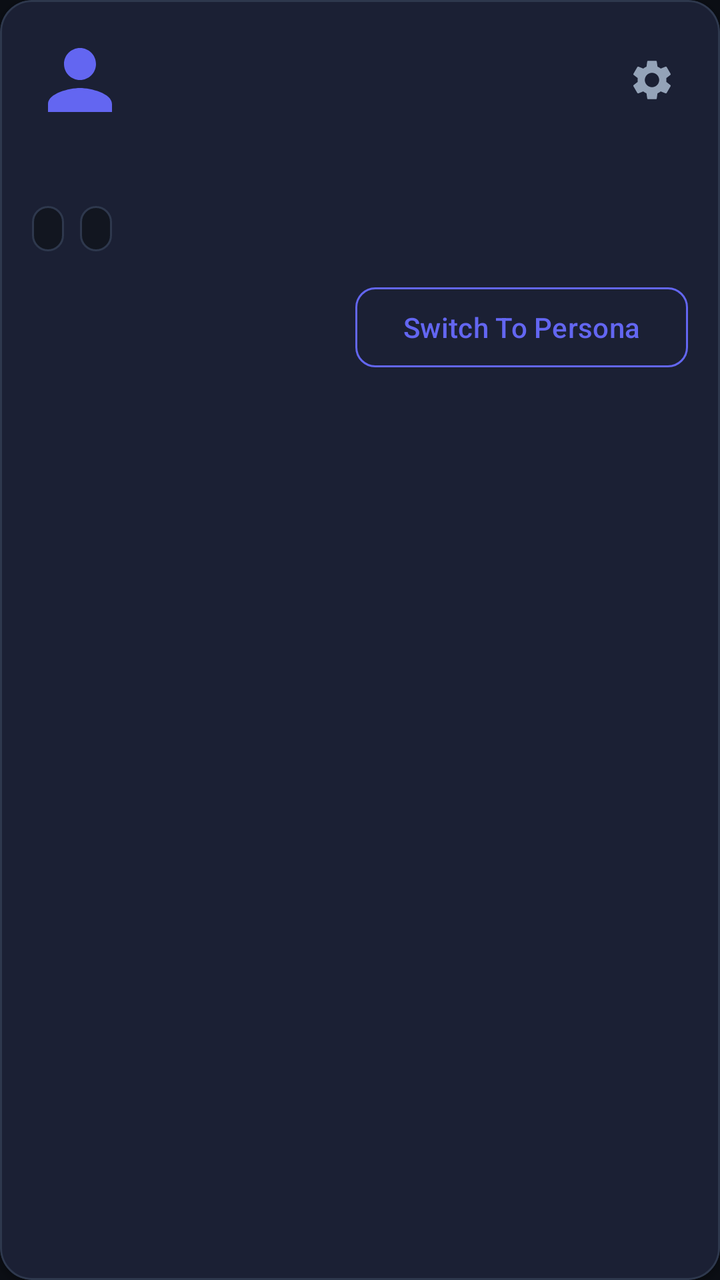
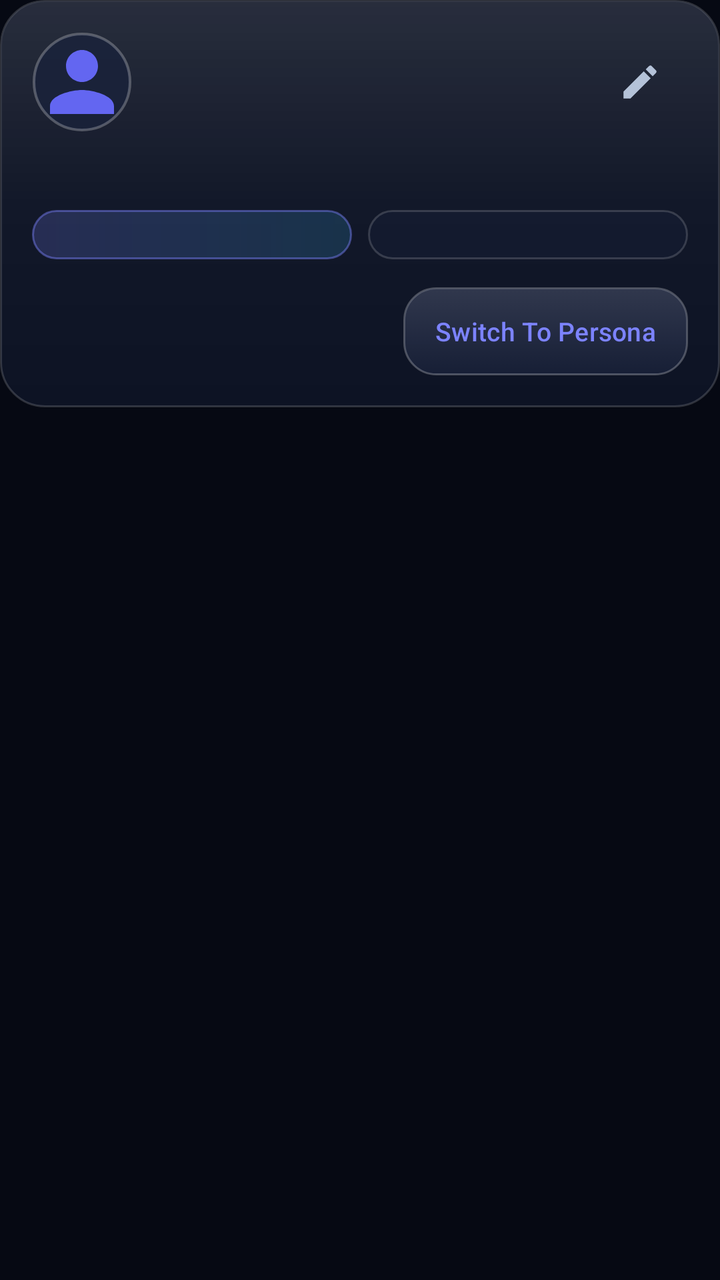

The first picture is an Android layout as it rendered before a commit; the second is the same layout after the commit. The layout source and the unified diff follow.
<!-- AndroidManifest.xml: application theme Theme.PersonaNet -->
<!-- res/layout/item_persona_card.xml -->
<?xml version="1.0" encoding="utf-8"?>
<com.google.android.material.card.MaterialCardView xmlns:android="http://schemas.android.com/apk/res/android"
    xmlns:app="http://schemas.android.com/apk/res-auto"
    android:id="@+id/card_persona"
    android:layout_width="match_parent"
    android:layout_height="wrap_content"
    android:layout_marginHorizontal="12dp"
    android:layout_marginVertical="6dp"
    app:cardBackgroundColor="@color/surface_card"
    app:cardCornerRadius="16dp"
    app:cardElevation="2dp"
    app:strokeColor="@color/border_divider"
    app:strokeWidth="1dp">

    <LinearLayout
        android:layout_width="match_parent"
        android:layout_height="wrap_content"
        android:orientation="vertical"
        android:padding="16dp">

        <LinearLayout
            android:layout_width="match_parent"
            android:layout_height="wrap_content"
            android:gravity="center_vertical"
            android:orientation="horizontal">

            <com.google.android.material.imageview.ShapeableImageView
                android:id="@+id/image_persona_avatar"
                android:layout_width="48dp"
                android:layout_height="48dp"
                android:contentDescription="@string/app_name"
                android:scaleType="centerCrop"
                android:src="@drawable/ic_person_placeholder"
                app:shapeAppearanceOverlay="@style/ShapeAppearance.PersonaNet.Circle" />

            <LinearLayout
                android:layout_width="0dp"
                android:layout_height="wrap_content"
                android:layout_marginStart="12dp"
                android:layout_weight="1"
                android:orientation="vertical">

                <TextView
                    android:id="@+id/text_persona_name"
                    android:layout_width="wrap_content"
                    android:layout_height="wrap_content"
                    android:ellipsize="end"
                    android:maxLines="1"
                    android:textColor="@color/text_primary"
                    android:textSize="16sp"
                    android:textStyle="bold" />

                <TextView
                    android:id="@+id/text_persona_username"
                    android:layout_width="wrap_content"
                    android:layout_height="wrap_content"
                    android:textColor="@color/indigo_primary"
                    android:textSize="13sp" />
            </LinearLayout>

            <ImageView
                android:id="@+id/btn_persona_edit"
                android:layout_width="36dp"
                android:layout_height="36dp"
                android:background="?attr/selectableItemBackgroundBorderless"
                android:contentDescription="@string/edit_persona"
                android:padding="6dp"
                android:src="@drawable/ic_settings"
                app:tint="@color/text_secondary" />
        </LinearLayout>

        
        <TextView
            android:id="@+id/text_persona_bio"
            android:layout_width="match_parent"
            android:layout_height="wrap_content"
            android:layout_marginTop="10dp"
            android:textColor="@color/text_primary"
            android:textSize="14sp" />

        
        <LinearLayout
            android:layout_width="match_parent"
            android:layout_height="wrap_content"
            android:layout_marginTop="10dp"
            android:orientation="horizontal">

            <TextView
                android:id="@+id/badge_traits"
                android:layout_width="wrap_content"
                android:layout_height="wrap_content"
                android:background="@drawable/bg_input_field"
                android:ellipsize="end"
                android:maxLines="1"
                android:maxWidth="160dp"
                android:paddingHorizontal="8dp"
                android:paddingVertical="4dp"
                android:textColor="@color/violet_accent"
                android:textSize="11sp"
                android:textStyle="bold" />

            <TextView
                android:id="@+id/badge_style"
                android:layout_width="wrap_content"
                android:layout_height="wrap_content"
                android:layout_marginStart="8dp"
                android:background="@drawable/bg_input_field"
                android:ellipsize="end"
                android:maxLines="1"
                android:maxWidth="160dp"
                android:paddingHorizontal="8dp"
                android:paddingVertical="4dp"
                android:textColor="@color/text_secondary"
                android:textSize="11sp" />
        </LinearLayout>

        
        <LinearLayout
            android:layout_width="match_parent"
            android:layout_height="wrap_content"
            android:layout_marginTop="14dp"
            android:gravity="center_vertical"
            android:orientation="horizontal">

            <TextView
                android:id="@+id/text_active_indicator"
                android:layout_width="wrap_content"
                android:layout_height="wrap_content"
                android:background="@drawable/bg_active_persona_chip"
                android:paddingHorizontal="10dp"
                android:paddingVertical="4dp"
                android:text="★ Active Identity"
                android:textColor="@color/emerald_success"
                android:textSize="12sp"
                android:textStyle="bold"
                android:visibility="gone" />

            <View
                android:layout_width="0dp"
                android:layout_height="1dp"
                android:layout_weight="1" />

            <com.google.android.material.button.MaterialButton
                android:id="@+id/btn_set_active"
                style="@style/Widget.Material3.Button.OutlinedButton"
                android:layout_width="wrap_content"
                android:layout_height="wrap_content"
                android:text="Switch To Persona"
                android:textColor="@color/indigo_primary"
                app:cornerRadius="10dp"
                app:strokeColor="@color/indigo_primary" />
        </LinearLayout>

    </LinearLayout>
</com.google.android.material.card.MaterialCardView>
<!-- resources referenced by this layout -->
<resources>
  <color name="border_divider">#2E384D</color>
  <color name="emerald_success">#10B981</color>
  <color name="indigo_primary">#6366F1</color>
  <color name="surface_card">#161B26</color>
  <color name="text_primary">#F1F5F9</color>
  <color name="text_secondary">#94A3B8</color>
  <color name="violet_accent">#8B5CF6</color>
  <!-- drawable bg_active_persona_chip (drawable) -->
  <?xml version="1.0" encoding="utf-8"?>
  <shape xmlns:android="http://schemas.android.com/apk/res/android"
      android:shape="rectangle">
      <solid android:color="@color/surface_elevated" />
      <corners android:radius="24dp" />
      <stroke
          android:width="1dp"
          android:color="@color/indigo_primary" />
  </shape>
  <!-- drawable bg_input_field (drawable) -->
  <?xml version="1.0" encoding="utf-8"?>
  <shape xmlns:android="http://schemas.android.com/apk/res/android"
      android:shape="rectangle">
      <solid android:color="@color/surface_input" />
      <corners android:radius="12dp" />
      <stroke
          android:width="1dp"
          android:color="@color/border_divider" />
  </shape>
  <!-- drawable ic_settings (drawable) -->
  <vector xmlns:android="http://schemas.android.com/apk/res/android"
      android:width="24dp"
      android:height="24dp"
      android:viewportWidth="24"
      android:viewportHeight="24">
      <path
          android:fillColor="#FFFFFFFF"
          android:pathData="M19.14,12.94c0.04,-0.3 0.06,-0.61 0.06,-0.94 0,-0.32 -0.02,-0.64 -0.07,-0.94l2.03,-1.58c0.18,-0.14 0.23,-0.41 0.12,-0.61l-1.92,-3.32c-0.12,-0.22 -0.37,-0.29 -0.59,-0.22l-2.39,0.96c-0.5,-0.38 -1.03,-0.7 -1.62,-0.94L14.4,2.81c-0.04,-0.24 -0.24,-0.41 -0.48,-0.41h-3.84c-0.24,0 -0.43,0.17 -0.47,0.41L9.25,5.35C8.66,5.59 8.12,5.92 7.63,6.29L5.24,5.33c-0.22,-0.08 -0.47,0 -0.59,0.22L2.74,8.87c-0.12,0.21 -0.08,0.47 0.12,0.61l2.03,1.58c-0.05,0.3 -0.09,0.63 -0.09,0.94s0.02,0.64 0.07,0.94l-2.03,1.58c-0.18,0.14 -0.23,0.41 -0.12,0.61l1.92,3.32c0.12,0.22 0.37,0.29 0.59,0.22l2.39,-0.96c0.5,0.38 1.03,0.7 1.62,0.94l0.36,2.54c0.05,0.24 0.24,0.41 0.48,0.41h3.84c0.24,0 0.44,-0.17 0.47,-0.41l0.36,-2.54c0.59,-0.24 1.13,-0.56 1.62,-0.94l2.39,0.96c0.22,0.08 0.47,0 0.59,-0.22l1.92,-3.32c0.12,-0.22 0.07,-0.47 -0.12,-0.61l-2.01,-1.58zM12,15.6c-1.98,0 -3.6,-1.62 -3.6,-3.6s1.62,-3.6 3.6,-3.6 3.6,1.62 3.6,3.6 -1.62,3.6 -3.6,3.6z" />
  </vector>
  <style name="Theme.PersonaNet" parent="Theme.Material3.DayNight.NoActionBar">
          
          <item name="colorPrimary">@color/indigo_primary</item>
          <item name="colorOnPrimary">@color/white</item>
          <item name="colorPrimaryContainer">@color/surface_elevated</item>
          <item name="colorOnPrimaryContainer">@color/text_primary</item>
          
          <item name="colorSecondary">@color/violet_accent</item>
          <item name="colorOnSecondary">@color/white</item>
  
          
          <item name="android:windowBackground">@color/bg_midnight</item>
          <item name="colorSurface">@color/surface_card</item>
          <item name="colorOnSurface">@color/text_primary</item>
          <item name="colorSurfaceVariant">@color/surface_elevated</item>
          <item name="colorOnSurfaceVariant">@color/text_secondary</item>
  
          
          <item name="android:statusBarColor">@color/bg_midnight</item>
          <item name="android:navigationBarColor">@color/bg_midnight</item>
          <item name="android:windowLightStatusBar">false</item>
          <item name="android:windowLightNavigationBar">false</item>
  
          <item name="android:textColorPrimary">@color/text_primary</item>
          <item name="android:textColorSecondary">@color/text_secondary</item>
      </style>
  <color name="surface_elevated">#1F2637</color>
  <color name="surface_input">#121620</color>
  <color name="bg_midnight">#0B0E14</color>
  <!-- unchanged entries left out for length: 5 -->
</resources>

<!-- the commit's change to res/layout/item_persona_card.xml (unified diff, before → after) -->
@@ -6,15 +6,16 @@
     android:layout_height="wrap_content"
     android:layout_marginHorizontal="12dp"
     android:layout_marginVertical="6dp"
-    app:cardBackgroundColor="@color/surface_card"
-    app:cardCornerRadius="16dp"
-    app:cardElevation="2dp"
-    app:strokeColor="@color/border_divider"
-    app:strokeWidth="1dp">
+    app:cardBackgroundColor="@android:color/transparent"
+    app:cardCornerRadius="@dimen/glass_radius_card"
+    app:cardElevation="0dp"
+    app:rippleColor="@color/ripple_color"
+    app:strokeWidth="0dp">
 
     <LinearLayout
         android:layout_width="match_parent"
         android:layout_height="wrap_content"
+        android:background="@drawable/bg_glass_card"
         android:orientation="vertical"
         android:padding="16dp">
 
@@ -26,12 +27,16 @@
 
             <com.google.android.material.imageview.ShapeableImageView
                 android:id="@+id/image_persona_avatar"
-                android:layout_width="48dp"
-                android:layout_height="48dp"
+                android:layout_width="50dp"
+                android:layout_height="50dp"
+                android:background="@color/surface_elevated"
                 android:contentDescription="@string/app_name"
+                android:padding="1dp"
                 android:scaleType="centerCrop"
                 android:src="@drawable/ic_person_placeholder"
-                app:shapeAppearanceOverlay="@style/ShapeAppearance.PersonaNet.Circle" />
+                app:shapeAppearanceOverlay="@style/ShapeAppearance.PersonaNet.Circle"
+                app:strokeColor="@color/glass_border_bright"
+                app:strokeWidth="1.2dp" />
 
             <LinearLayout
                 android:layout_width="0dp"
@@ -54,18 +59,22 @@
                     android:id="@+id/text_persona_username"
                     android:layout_width="wrap_content"
                     android:layout_height="wrap_content"
+                    android:layout_marginTop="2dp"
+                    android:ellipsize="end"
+                    android:maxLines="1"
                     android:textColor="@color/indigo_primary"
-                    android:textSize="13sp" />
+                    android:textSize="13sp"
+                    android:textStyle="bold" />
             </LinearLayout>
 
             <ImageView
                 android:id="@+id/btn_persona_edit"
-                android:layout_width="36dp"
-                android:layout_height="36dp"
+                android:layout_width="48dp"
+                android:layout_height="48dp"
                 android:background="?attr/selectableItemBackgroundBorderless"
                 android:contentDescription="@string/edit_persona"
-                android:padding="6dp"
-                android:src="@drawable/ic_settings"
+                android:padding="13dp"
+                android:src="@drawable/ic_edit"
                 app:tint="@color/text_secondary" />
         </LinearLayout>
 
@@ -75,6 +84,7 @@
             android:layout_width="match_parent"
             android:layout_height="wrap_content"
             android:layout_marginTop="10dp"
+            android:lineSpacingExtra="3dp"
             android:textColor="@color/text_primary"
             android:textSize="14sp" />
 
@@ -87,29 +97,29 @@
 
             <TextView
                 android:id="@+id/badge_traits"
-                android:layout_width="wrap_content"
+                android:layout_width="0dp"
                 android:layout_height="wrap_content"
-                android:background="@drawable/bg_input_field"
+                android:layout_weight="1"
+                android:background="@drawable/bg_glass_pill_accent"
                 android:ellipsize="end"
                 android:maxLines="1"
-                android:maxWidth="160dp"
-                android:paddingHorizontal="8dp"
-                android:paddingVertical="4dp"
+                android:paddingHorizontal="10dp"
+                android:paddingVertical="5dp"
                 android:textColor="@color/violet_accent"
                 android:textSize="11sp"
                 android:textStyle="bold" />
 
             <TextView
                 android:id="@+id/badge_style"
-                android:layout_width="wrap_content"
+                android:layout_width="0dp"
                 android:layout_height="wrap_content"
                 android:layout_marginStart="8dp"
-                android:background="@drawable/bg_input_field"
+                android:layout_weight="1"
+                android:background="@drawable/bg_glass_pill"
                 android:ellipsize="end"
                 android:maxLines="1"
-                android:maxWidth="160dp"
-                android:paddingHorizontal="8dp"
-                android:paddingVertical="4dp"
+                android:paddingHorizontal="10dp"
+                android:paddingVertical="5dp"
                 android:textColor="@color/text_secondary"
                 android:textSize="11sp" />
         </LinearLayout>
@@ -127,8 +137,8 @@
                 android:layout_width="wrap_content"
                 android:layout_height="wrap_content"
                 android:background="@drawable/bg_active_persona_chip"
-                android:paddingHorizontal="10dp"
-                android:paddingVertical="4dp"
+                android:paddingHorizontal="12dp"
+                android:paddingVertical="6dp"
                 android:text="★ Active Identity"
                 android:textColor="@color/emerald_success"
                 android:textSize="12sp"
@@ -142,13 +152,13 @@
 
             <com.google.android.material.button.MaterialButton
                 android:id="@+id/btn_set_active"
-                style="@style/Widget.Material3.Button.OutlinedButton"
+                style="@style/Widget.PersonaNet.GlassButton.Secondary"
                 android:layout_width="wrap_content"
-                android:layout_height="wrap_content"
+                android:layout_height="44dp"
+                android:paddingHorizontal="16dp"
                 android:text="Switch To Persona"
                 android:textColor="@color/indigo_primary"
-                app:cornerRadius="10dp"
-                app:strokeColor="@color/indigo_primary" />
+                android:textSize="13sp" />
         </LinearLayout>
 
     </LinearLayout>
<!-- resource entries referenced after the edit -->
@@ -1,33 +1,153 @@
 <!-- resources referenced by this layout -->
 <resources>
-  <color name="border_divider">#2E384D</color>
-  <color name="emerald_success">#10B981</color>
-  <color name="indigo_primary">#6366F1</color>
-  <color name="surface_card">#161B26</color>
-  <color name="text_primary">#F1F5F9</color>
-  <color name="text_secondary">#94A3B8</color>
-  <color name="violet_accent">#8B5CF6</color>
+  <color name="border_divider">#29FFFFFF</color>
+  <color name="glass_surface_subtle">#5918223A</color>
+  <!-- drawable bg_glass_button_secondary (drawable) -->
+  <?xml version="1.0" encoding="utf-8"?>
+  <selector xmlns:android="http://schemas.android.com/apk/res/android">
+      <item android:state_enabled="false">
+          <shape android:shape="rectangle">
+              <solid android:color="#2618223A" />
+              <corners android:radius="@dimen/glass_radius_button" />
+              <stroke
+                  android:width="1dp"
+                  android:color="@color/glass_border_subtle" />
+          </shape>
+      </item>
+      <item>
+          <ripple android:color="@color/ripple_color">
+              <item>
+                  <layer-list>
+                      <item>
+                          <shape android:shape="rectangle">
+                              <solid android:color="@color/surface_elevated" />
+                              <corners android:radius="@dimen/glass_radius_button" />
+                              <stroke
+                                  android:width="1dp"
+                                  android:color="@color/glass_border_bright" />
+                          </shape>
+                      </item>
+                      <item android:left="1dp" android:right="1dp" android:top="1dp" android:bottom="1dp">
+                          <shape android:shape="rectangle">
+                              <gradient
+                                  android:angle="270"
+                                  android:startColor="#1CFFFFFF"
+                                  android:endColor="@color/glass_sheen_none"
+                                  android:type="linear" />
+                              <corners android:radius="15dp" />
+                          </shape>
+                      </item>
+                  </layer-list>
+              </item>
+          </ripple>
+      </item>
+  </selector>
+  <color name="indigo_glow">#387C83FF</color>
+  <color name="emerald_success">#34D399</color>
+  <color name="glass_border_bright">#40FFFFFF</color>
+  <color name="indigo_primary">#7C83FF</color>
+  <color name="ripple_color">#38FFFFFF</color>
+  <color name="surface_card">#B311182B</color>
+  <dimen name="glass_stroke_width">1dp</dimen>
+  <color name="text_primary">#F8FAFC</color>
+  <color name="text_secondary">#B4C2D8</color>
+  <color name="violet_accent">#A78BFA</color>
+  <dimen name="glass_radius_card">22dp</dimen>
   <!-- drawable bg_active_persona_chip (drawable) -->
   <?xml version="1.0" encoding="utf-8"?>
-  <shape xmlns:android="http://schemas.android.com/apk/res/android"
-      android:shape="rectangle">
-      <solid android:color="@color/surface_elevated" />
-      <corners android:radius="24dp" />
-      <stroke
-          android:width="1dp"
-          android:color="@color/indigo_primary" />
-  </shape>
-  <!-- drawable bg_input_field (drawable) -->
-  <?xml version="1.0" encoding="utf-8"?>
-  <shape xmlns:android="http://schemas.android.com/apk/res/android"
-      android:shape="rectangle">
-      <solid android:color="@color/surface_input" />
-      <corners android:radius="12dp" />
-      <stroke
-          android:width="1dp"
-          android:color="@color/border_divider" />
-  </shape>
-  <!-- drawable ic_settings (drawable) -->
+  <ripple xmlns:android="http://schemas.android.com/apk/res/android"
+      android:color="@color/ripple_accent">
+      <item>
+          <layer-list>
+              <item>
+                  <shape android:shape="rectangle">
+                      <gradient
+                          android:angle="0"
+                          android:startColor="#66222E50"
+                          android:endColor="#66192442"
+                          android:type="linear" />
+                      <corners android:radius="@dimen/glass_radius_pill" />
+                      <stroke
+                          android:width="1dp"
+                          android:color="@color/glass_border_accent" />
+                  </shape>
+              </item>
+              <item android:left="1dp" android:right="1dp" android:top="1dp" android:bottom="1dp">
+                  <shape android:shape="rectangle">
+                      <gradient
+                          android:angle="270"
+                          android:startColor="#24FFFFFF"
+                          android:endColor="@color/glass_sheen_none"
+                          android:type="linear" />
+                      <corners android:radius="27dp" />
+                  </shape>
+              </item>
+          </layer-list>
+      </item>
+  </ripple>
+  <!-- drawable bg_glass_card (drawable) -->
+  <?xml version="1.0" encoding="utf-8"?>
+  <layer-list xmlns:android="http://schemas.android.com/apk/res/android">
+      
+      <item>
+          <shape android:shape="rectangle">
+              <solid android:color="@color/surface_card" />
+              <corners android:radius="@dimen/glass_radius_card" />
+              <stroke
+                  android:width="@dimen/glass_stroke_width"
+                  android:color="@color/border_divider" />
+          </shape>
+      </item>
+      
+      <item
+          android:left="1dp"
+          android:right="1dp"
+          android:top="1dp"
+          android:bottom="1dp">
+          <shape android:shape="rectangle">
+              <gradient
+                  android:angle="270"
+                  android:startColor="#1CFFFFFF"
+                  android:centerColor="#05FFFFFF"
+                  android:endColor="@color/glass_sheen_none"
+                  android:type="linear" />
+              <corners android:radius="21dp" />
+          </shape>
+      </item>
+  </layer-list>
+  <!-- drawable bg_glass_pill (drawable) -->
+  <?xml version="1.0" encoding="utf-8"?>
+  <ripple xmlns:android="http://schemas.android.com/apk/res/android"
+      android:color="@color/ripple_color">
+      <item>
+          <shape android:shape="rectangle">
+              <solid android:color="@color/glass_surface_subtle" />
+              <corners android:radius="@dimen/glass_radius_pill" />
+              <stroke
+                  android:width="1dp"
+                  android:color="@color/border_divider" />
+          </shape>
+      </item>
+  </ripple>
+  <!-- drawable bg_glass_pill_accent (drawable) -->
+  <?xml version="1.0" encoding="utf-8"?>
+  <ripple xmlns:android="http://schemas.android.com/apk/res/android"
+      android:color="@color/ripple_accent">
+      <item>
+          <shape android:shape="rectangle">
+              <gradient
+                  android:angle="0"
+                  android:startColor="#337C83FF"
+                  android:endColor="#2938BDF8"
+                  android:type="linear" />
+              <corners android:radius="@dimen/glass_radius_pill" />
+              <stroke
+                  android:width="1dp"
+                  android:color="@color/glass_border_accent" />
+          </shape>
+      </item>
+  </ripple>
+  <!-- drawable ic_edit (drawable) -->
   <vector xmlns:android="http://schemas.android.com/apk/res/android"
       android:width="24dp"
       android:height="24dp"
@@ -35,17 +155,29 @@
       android:viewportHeight="24">
       <path
           android:fillColor="#FFFFFFFF"
-          android:pathData="M19.14,12.94c0.04,-0.3 0.06,-0.61 0.06,-0.94 0,-0.32 -0.02,-0.64 -0.07,-0.94l2.03,-1.58c0.18,-0.14 0.23,-0.41 0.12,-0.61l-1.92,-3.32c-0.12,-0.22 -0.37,-0.29 -0.59,-0.22l-2.39,0.96c-0.5,-0.38 -1.03,-0.7 -1.62,-0.94L14.4,2.81c-0.04,-0.24 -0.24,-0.41 -0.48,-0.41h-3.84c-0.24,0 -0.43,0.17 -0.47,0.41L9.25,5.35C8.66,5.59 8.12,5.92 7.63,6.29L5.24,5.33c-0.22,-0.08 -0.47,0 -0.59,0.22L2.74,8.87c-0.12,0.21 -0.08,0.47 0.12,0.61l2.03,1.58c-0.05,0.3 -0.09,0.63 -0.09,0.94s0.02,0.64 0.07,0.94l-2.03,1.58c-0.18,0.14 -0.23,0.41 -0.12,0.61l1.92,3.32c0.12,0.22 0.37,0.29 0.59,0.22l2.39,-0.96c0.5,0.38 1.03,0.7 1.62,0.94l0.36,2.54c0.05,0.24 0.24,0.41 0.48,0.41h3.84c0.24,0 0.44,-0.17 0.47,-0.41l0.36,-2.54c0.59,-0.24 1.13,-0.56 1.62,-0.94l2.39,0.96c0.22,0.08 0.47,0 0.59,-0.22l1.92,-3.32c0.12,-0.22 0.07,-0.47 -0.12,-0.61l-2.01,-1.58zM12,15.6c-1.98,0 -3.6,-1.62 -3.6,-3.6s1.62,-3.6 3.6,-3.6 3.6,1.62 3.6,3.6 -1.62,3.6 -3.6,3.6z" />
+          android:pathData="M3,17.25V21h3.75L17.81,9.94l-3.75,-3.75L3,17.25zM20.71,7.04c0.39,-0.39 0.39,-1.02 0,-1.41l-2.34,-2.34c-0.39,-0.39 -1.02,-0.39 -1.41,0l-1.83,1.83 3.75,3.75 1.83,-1.83z" />
   </vector>
+  <style name="Widget.PersonaNet.GlassButton.Secondary" parent="Widget.Material3.Button.OutlinedButton">
+          <item name="backgroundTint">@null</item>
+          <item name="android:background">@drawable/bg_glass_button_secondary</item>
+          <item name="android:textColor">@color/text_primary</item>
+          <item name="android:minHeight">44dp</item>
+          <item name="android:insetTop">0dp</item>
+          <item name="android:insetBottom">0dp</item>
+          <item name="strokeWidth">0dp</item>
+          <item name="rippleColor">@color/ripple_color</item>
+      </style>
   <style name="Theme.PersonaNet" parent="Theme.Material3.DayNight.NoActionBar">
           
           <item name="colorPrimary">@color/indigo_primary</item>
           <item name="colorOnPrimary">@color/white</item>
           <item name="colorPrimaryContainer">@color/surface_elevated</item>
           <item name="colorOnPrimaryContainer">@color/text_primary</item>
-          
+  
           <item name="colorSecondary">@color/violet_accent</item>
           <item name="colorOnSecondary">@color/white</item>
+          <item name="colorSecondaryContainer">@color/indigo_glow</item>
+          <item name="colorOnSecondaryContainer">@color/text_primary</item>
   
           
           <item name="android:windowBackground">@color/bg_midnight</item>
@@ -53,19 +185,88 @@
           <item name="colorOnSurface">@color/text_primary</item>
           <item name="colorSurfaceVariant">@color/surface_elevated</item>
           <item name="colorOnSurfaceVariant">@color/text_secondary</item>
-  
-          
-          <item name="android:statusBarColor">@color/bg_midnight</item>
-          <item name="android:navigationBarColor">@color/bg_midnight</item>
+          <item name="colorOutline">@color/border_divider</item>
+          <item name="colorControlHighlight">@color/ripple_color</item>
+  
+          
+          <item name="android:statusBarColor">@android:color/transparent</item>
+          <item name="android:navigationBarColor">@android:color/transparent</item>
           <item name="android:windowLightStatusBar">false</item>
           <item name="android:windowLightNavigationBar">false</item>
+          <item name="android:enforceNavigationBarContrast">false</item>
+          <item name="android:enforceStatusBarContrast">false</item>
   
           <item name="android:textColorPrimary">@color/text_primary</item>
           <item name="android:textColorSecondary">@color/text_secondary</item>
-      </style>
-  <color name="surface_elevated">#1F2637</color>
-  <color name="surface_input">#121620</color>
-  <color name="bg_midnight">#0B0E14</color>
+          <item name="android:textColorHint">@color/text_tertiary</item>
+  
+          
+          <item name="alertDialogTheme">@style/Theme.PersonaNet.AlertDialog</item>
+          <item name="materialAlertDialogTheme">@style/Theme.PersonaNet.AlertDialog</item>
+      </style>
+  <color name="ripple_accent">#407C83FF</color>
+  <dimen name="glass_radius_pill">28dp</dimen>
+  <color name="glass_border_accent">#737C83FF</color>
+  <color name="glass_sheen_none">#00FFFFFF</color>
+  <color name="surface_elevated">#CC19223B</color>
+  <color name="bg_midnight">#060913</color>
+  <color name="text_tertiary">#7C8CA6</color>
+  <style name="Theme.PersonaNet.AlertDialog" parent="ThemeOverlay.Material3.MaterialAlertDialog">
+          <item name="android:windowBackground">@drawable/bg_glass_dialog</item>
+          <item name="android:windowAnimationStyle">@style/GlassDialogAnimation</item>
+          <item name="android:backgroundDimAmount">0.60</item>
+          <item name="colorSurface">@color/glass_surface_dialog</item>
+          <item name="colorOnSurface">@color/text_primary</item>
+          <item name="colorPrimary">@color/indigo_primary</item>
+          <item name="buttonBarPositiveButtonStyle">@style/Widget.PersonaNet.DialogButton.Positive</item>
+          <item name="buttonBarNegativeButtonStyle">@style/Widget.PersonaNet.DialogButton.Negative</item>
+          <item name="buttonBarNeutralButtonStyle">@style/Widget.PersonaNet.DialogButton.Negative</item>
+      </style>
+  <dimen name="glass_radius_button">16dp</dimen>
+  <color name="glass_border_subtle">#1AFFFFFF</color>
+  <!-- drawable bg_glass_dialog (drawable) -->
+  <?xml version="1.0" encoding="utf-8"?>
+  <layer-list xmlns:android="http://schemas.android.com/apk/res/android">
+      <item>
+          <shape android:shape="rectangle">
+              <solid android:color="@color/glass_surface_dialog" />
+              <corners android:radius="@dimen/glass_radius_dialog" />
+              <stroke
+                  android:width="1dp"
+                  android:color="@color/glass_border_bright" />
+          </shape>
+      </item>
+      <item
+          android:left="1dp"
+          android:right="1dp"
+          android:top="1dp"
+          android:bottom="1dp">
+          <shape android:shape="rectangle">
+              <gradient
+                  android:angle="270"
+                  android:startColor="#26FFFFFF"
+                  android:centerColor="#08FFFFFF"
+                  android:endColor="@color/glass_sheen_none"
+                  android:type="linear" />
+              <corners android:radius="25dp" />
+          </shape>
+      </item>
+  </layer-list>
+  <style name="GlassDialogAnimation">
+          <item name="android:windowEnterAnimation">@anim/glass_dialog_in</item>
+          <item name="android:windowExitAnimation">@anim/glass_dialog_out</item>
+      </style>
+  <color name="glass_surface_dialog">#EB11182B</color>
+  <style name="Widget.PersonaNet.DialogButton.Positive" parent="Widget.Material3.Button.TextButton.Dialog">
+          <item name="android:textColor">@color/indigo_primary</item>
+          <item name="android:textStyle">bold</item>
+          <item name="rippleColor">@color/ripple_accent</item>
+      </style>
+  <style name="Widget.PersonaNet.DialogButton.Negative" parent="Widget.Material3.Button.TextButton.Dialog">
+          <item name="android:textColor">@color/text_secondary</item>
+          <item name="rippleColor">@color/ripple_color</item>
+      </style>
+  <dimen name="glass_radius_dialog">26dp</dimen>
   <!-- unchanged entries left out for length: 5 -->
 </resources>
 
